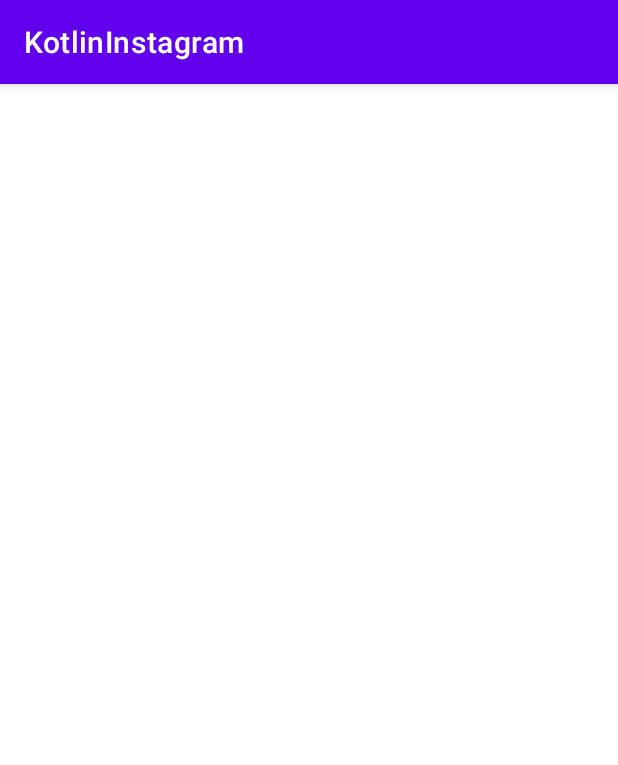
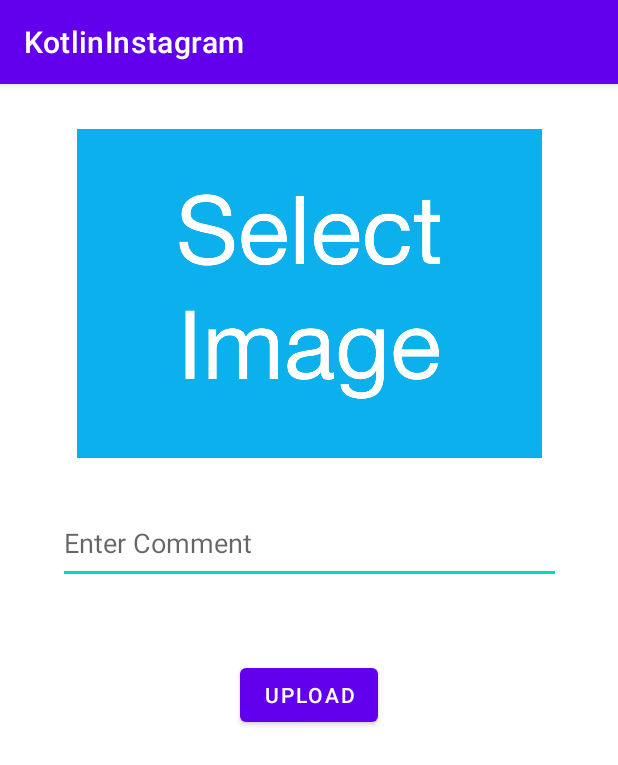
Before and after one commit to DamlaAyvatas/KotlinInstagram, an Android app: the UploadActivity screen opened directly, with no data from a screen before it, on a phone screen of 412 x 824 dp. Shown: the top 765 px of the screen. Run offline under Robolectric (Android 15) with nearby library versions, the phone set to English and light mode, and no system bars.

Commit message:
upload activity click methods and ui added

```diff
--- a/app/src/main/java/com/dayvatas/kotlininstagram/UploadActivity.kt
+++ b/app/src/main/java/com/dayvatas/kotlininstagram/UploadActivity.kt
@@ -2,6 +2,7 @@ package com.dayvatas.kotlininstagram
 
 import androidx.appcompat.app.AppCompatActivity
 import android.os.Bundle
+import android.view.View
 import com.dayvatas.kotlininstagram.databinding.ActivityUploadBinding
 
 class UploadActivity : AppCompatActivity() {
@@ -13,4 +14,8 @@ class UploadActivity : AppCompatActivity() {
         val view = binding.root
         setContentView(view)
     }
+
+    fun selectImageClick(view: View) {}
+    fun upload(view: View) {}
+
 }
--- a/app/src/main/res/layout/activity_upload.xml
+++ b/app/src/main/res/layout/activity_upload.xml
@@ -6,4 +6,37 @@
     android:layout_height="match_parent"
     tools:context=".UploadActivity">
 
+    <ImageView
+        android:id="@+id/selectImage"
+        android:layout_width="383dp"
+        android:layout_height="219dp"
+        android:layout_marginTop="30dp"
+        android:onClick="selectImageClick"
+        app:layout_constraintEnd_toEndOf="parent"
+        app:layout_constraintStart_toStartOf="parent"
+        app:layout_constraintTop_toTopOf="parent"
+        app:srcCompat="@drawable/selectimage" />
+
+    <EditText
+        android:id="@+id/commentText"
+        android:layout_width="335dp"
+        android:layout_height="54dp"
+        android:layout_marginTop="30dp"
+        android:ems="10"
+        android:hint="Enter Comment"
+        android:inputType="textPersonName"
+        app:layout_constraintEnd_toEndOf="parent"
+        app:layout_constraintStart_toStartOf="parent"
+        app:layout_constraintTop_toBottomOf="@+id/selectImage" />
+
+    <Button
+        android:id="@+id/uploadButton"
+        android:layout_width="wrap_content"
+        android:layout_height="wrap_content"
+        android:layout_marginTop="50dp"
+        android:onClick="upload"
+        android:text="Upload"
+        app:layout_constraintEnd_toEndOf="parent"
+        app:layout_constraintStart_toStartOf="parent"
+        app:layout_constraintTop_toBottomOf="@+id/commentText" />
 </androidx.constraintlayout.widget.ConstraintLayout>
```
Also changed, not shown: app/src/main/res/drawable/selectimage.png (added).
